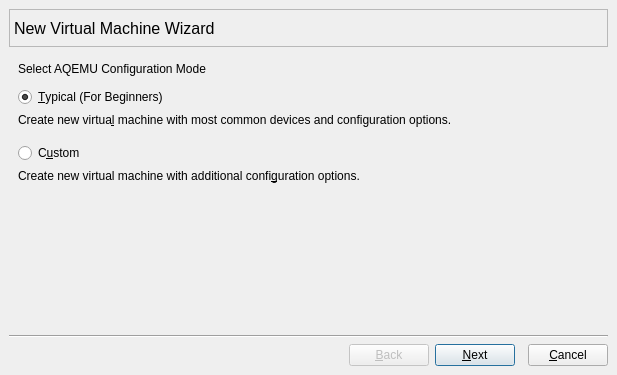
Qt form src/VM_Wizard_Window.ui (tobimensch/aqemu) before a commit.
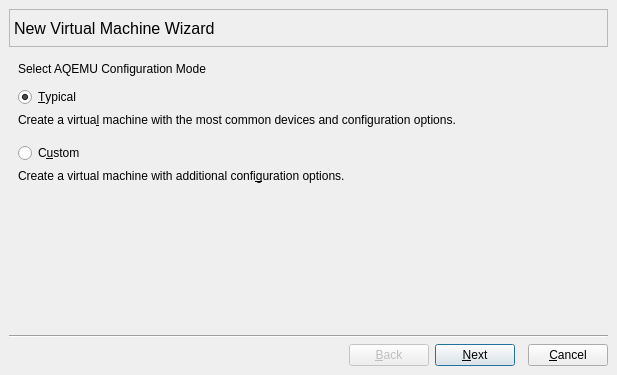
The same form after that commit. Icons and pictures are not drawn.

Commit message: Better/Clearer English in VM wizard.

What changed in the file:
```diff
--- a/src/VM_Wizard_Window.ui
+++ b/src/VM_Wizard_Window.ui
@@ -198,7 +198,7 @@
          <item>
           <widget class="QRadioButton" name="RB_Typical">
            <property name="text">
-            <string>&amp;Typical (For Beginners)</string>
+            <string>&amp;Typical</string>
            </property>
            <property name="checked">
             <bool>true</bool>
@@ -214,7 +214,7 @@
             </sizepolicy>
            </property>
            <property name="text">
-            <string>Create new virtua&amp;l machine with most common devices and configuration options.</string>
+            <string>Create a virtua&amp;l machine with the most common devices and configuration options.</string>
            </property>
            <property name="wordWrap">
             <bool>true</bool>
@@ -260,7 +260,7 @@
             </sizepolicy>
            </property>
            <property name="text">
-            <string>Create new virtual machine with additional confi&amp;guration options.</string>
+            <string>Create a virtual machine with additional confi&amp;guration options.</string>
            </property>
            <property name="wordWrap">
             <bool>true</bool>
```
